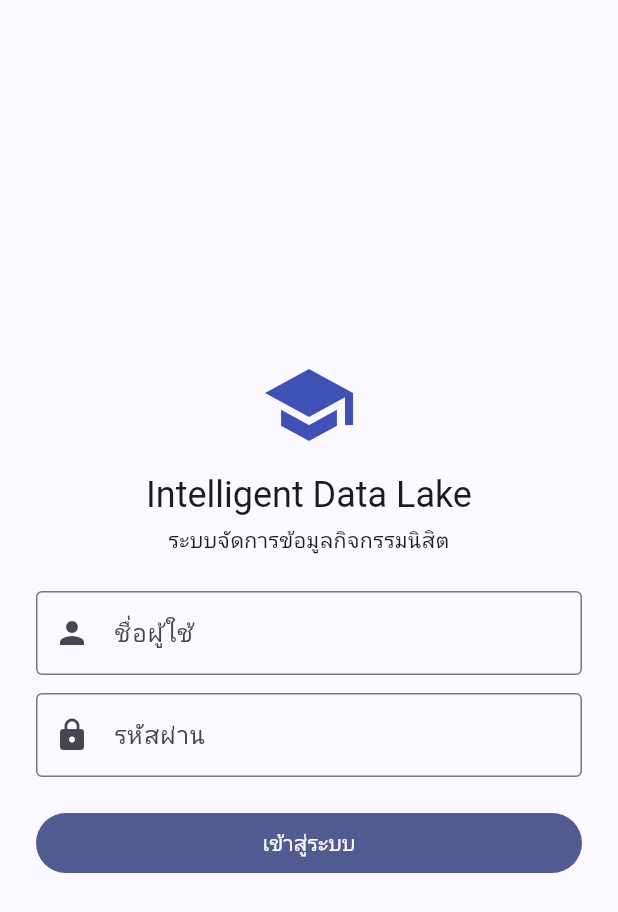
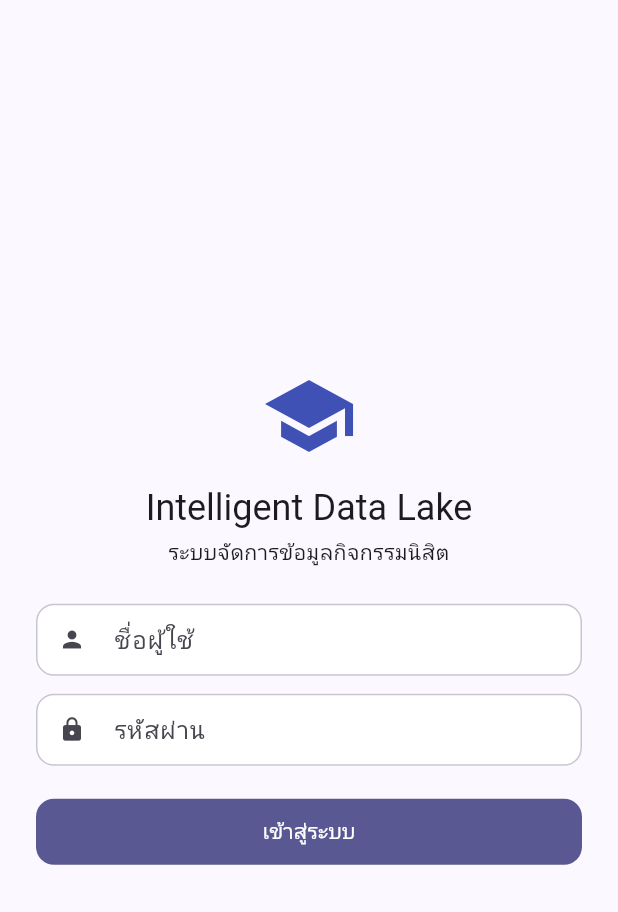
Before and after one commit to 662021052-debug/intelligent-data-lake-student-activity, a Flutter app: the screen it shows after launch, on a phone screen of 412 x 824 dp. Shown: the top 912 px of the screen. Run offline on Flutter 3.47's test engine with Material 3 defaults, Android fonts, the phone set to English and light mode, and no system bars; our stand-ins replace fl_chart, google_fonts; missing offline and left inert: dart:html.

Commit message:
ui: group 1 — app-wide M3 theme, Thai font, reusable StatusChip
Co-Authored-By: Claude Opus 5 <noreply@anthropic.com>

```diff
--- a/frontend/lib/main.dart
+++ b/frontend/lib/main.dart
@@ -3,6 +3,7 @@ import 'package:flutter/material.dart';
 import 'screens/home_screen.dart';
 import 'screens/login_screen.dart';
 import 'services/auth_service.dart';
+import 'theme/app_theme.dart';
 
 void main() {
   runApp(const MyApp());
@@ -16,7 +17,7 @@ class MyApp extends StatelessWidget {
     return MaterialApp(
       title: 'Intelligent Data Lake - Activity Tracking',
       debugShowCheckedModeBanner: false,
-      theme: ThemeData(colorScheme: ColorScheme.fromSeed(seedColor: Colors.indigo), useMaterial3: true),
+      theme: AppTheme.light,
       home: ListenableBuilder(
         listenable: authService,
         builder: (context, _) {
--- a/frontend/lib/screens/participations_screen.dart
+++ b/frontend/lib/screens/participations_screen.dart
@@ -10,6 +10,7 @@ import '../utils/evidence_status.dart';
 import '../utils/format.dart';
 import '../widgets/dialogs.dart';
 import '../widgets/evidence_actions.dart';
+import '../widgets/status_chip.dart';
 
 const _evidenceStatuses = ['pending', 'approved', 'rejected'];
 
@@ -230,10 +231,7 @@ class _ParticipationsScreenState extends State<ParticipationsScreen> {
                   DataCell(Text(_activityName(p))),
                   DataCell(Text(p.checkInTime == null ? '-' : p.checkInTime.toString())),
                   DataCell(Text(_hoursDisplay(p))),
-                  DataCell(Chip(
-                    label: Text(evidenceLabel(p.evidenceStatus)),
-                    backgroundColor: evidenceColor(p.evidenceStatus),
-                  )),
+                  DataCell(StatusChip.evidence(p.evidenceStatus, dense: true)),
                   DataCell(canWrite
                       ? _actionButtons(p)
                       : isStudent
--- /dev/null
+++ b/frontend/lib/theme/app_theme.dart
@@ -0,0 +1,147 @@
+import 'package:flutter/material.dart';
+import 'package:google_fonts/google_fonts.dart';
+
+/// จุดเดียวที่กำหนดหน้าตาของทั้งแอป — ทุกหน้าดึงค่าจาก `Theme.of(context)`
+/// ห้าม hardcode สี/มุมโค้ง/ระยะห่างในแต่ละหน้า (ยกเว้นค่าที่มาจากที่นี่)
+
+/// สีหลักของระบบ (indigo) ใช้เป็น seed ให้ M3 สร้าง ColorScheme ทั้งชุด
+const Color kSeedColor = Color(0xFF4F46E5);
+
+/// ระยะห่างมาตรฐาน 8 / 12 / 16 / 24 — ใช้แทนตัวเลขลอย ๆ ในหน้าต่าง ๆ
+abstract final class AppSpacing {
+  static const double xs = 4;
+  static const double sm = 8;
+  static const double md = 12;
+  static const double lg = 16;
+  static const double xl = 24;
+}
+
+/// มุมโค้งมาตรฐาน
+abstract final class AppRadius {
+  static const double card = 14;
+  static const double field = 12;
+  static const double chip = 8;
+}
+
+/// สีสื่อความหมายของ "สถานะ" ที่ใช้ร่วมกันทั้งระบบ
+///
+/// อนุมัติ = เขียว, รอตรวจ = เหลือง/ส้ม, ไม่อนุมัติ = แดง, รออนุมัติ(กิจกรรม) = เทา
+/// เก็บเป็นคู่ (พื้นหลังอ่อน / สีตัวอักษรเข้ม) เพื่อให้ contrast อ่านง่ายเสมอ
+class StatusPalette {
+  const StatusPalette(this.background, this.foreground);
+
+  final Color background;
+  final Color foreground;
+
+  static const StatusPalette approved = StatusPalette(Color(0xFFDCFCE7), Color(0xFF166534));
+  static const StatusPalette pending = StatusPalette(Color(0xFFFEF3C7), Color(0xFF92400E));
+  static const StatusPalette rejected = StatusPalette(Color(0xFFFEE2E2), Color(0xFF991B1B));
+  static const StatusPalette neutral = StatusPalette(Color(0xFFE7E5E4), Color(0xFF44403C));
+  static const StatusPalette info = StatusPalette(Color(0xFFE0E7FF), Color(0xFF3730A3));
+}
+
+abstract final class AppTheme {
+  static ThemeData get light {
+    final colorScheme = ColorScheme.fromSeed(seedColor: kSeedColor);
+    // ฟอนต์ไทยอ่านง่าย ใช้เป็น default ทั้งแอป (ตัวเลข/ภาษาไทยคมกว่าฟอนต์ระบบ)
+    final baseText = GoogleFonts.notoSansThaiTextTheme(
+      ThemeData(colorScheme: colorScheme).textTheme,
+    );
+
+    return ThemeData(
+      useMaterial3: true,
+      colorScheme: colorScheme,
+      scaffoldBackgroundColor: colorScheme.surface,
+      textTheme: baseText.copyWith(
+        titleLarge: baseText.titleLarge?.copyWith(fontWeight: FontWeight.w600),
+        titleMedium: baseText.titleMedium?.copyWith(fontWeight: FontWeight.w600),
+      ),
+      appBarTheme: AppBarTheme(
+        backgroundColor: colorScheme.surface,
+        foregroundColor: colorScheme.onSurface,
+        surfaceTintColor: colorScheme.surfaceTint,
+        elevation: 0,
+        scrolledUnderElevation: 2,
+        centerTitle: false,
+        titleTextStyle: baseText.titleLarge?.copyWith(
+          fontWeight: FontWeight.w600,
+          color: colorScheme.onSurface,
+        ),
+      ),
+      cardTheme: CardThemeData(
+        elevation: 1,
+        color: colorScheme.surface,
+        surfaceTintColor: colorScheme.surfaceTint,
+        margin: const EdgeInsets.symmetric(vertical: AppSpacing.sm),
+        shape: RoundedRectangleBorder(
+          borderRadius: BorderRadius.circular(AppRadius.card),
+          side: BorderSide(color: colorScheme.outlineVariant),
+        ),
+      ),
+      inputDecorationTheme: InputDecorationTheme(
+        filled: true,
+        fillColor: colorScheme.surfaceContainerLowest,
+        isDense: true,
+        contentPadding: const EdgeInsets.symmetric(
+          horizontal: AppSpacing.md,
+          vertical: AppSpacing.md,
+        ),
+        border: OutlineInputBorder(
+          borderRadius: BorderRadius.circular(AppRadius.field),
+          borderSide: BorderSide(color: colorScheme.outlineVariant),
+        ),
+        enabledBorder: OutlineInputBorder(
+          borderRadius: BorderRadius.circular(AppRadius.field),
+          borderSide: BorderSide(color: colorScheme.outlineVariant),
+        ),
+        focusedBorder: OutlineInputBorder(
+          borderRadius: BorderRadius.circular(AppRadius.field),
+          borderSide: BorderSide(color: colorScheme.primary, width: 1.6),
+        ),
+      ),
+      chipTheme: ChipThemeData(
+        // ชิปสถานะกำหนดสีเองผ่าน StatusChip; ค่านี้คุมรูปทรงให้เหมือนกันทั้งแอป
+        shape: RoundedRectangleBorder(borderRadius: BorderRadius.circular(AppRadius.chip)),
+        side: BorderSide.none,
+        labelStyle: baseText.labelLarge,
+        padding: const EdgeInsets.symmetric(horizontal: AppSpacing.sm, vertical: AppSpacing.xs),
+      ),
+      filledButtonTheme: FilledButtonThemeData(
+        style: FilledButton.styleFrom(
+          padding: const EdgeInsets.symmetric(
+            horizontal: AppSpacing.xl,
+            vertical: AppSpacing.md,
+          ),
+          shape: RoundedRectangleBorder(borderRadius: BorderRadius.circular(AppRadius.field)),
+        ),
+      ),
+      elevatedButtonTheme: ElevatedButtonThemeData(
+        style: ElevatedButton.styleFrom(
+          padding: const EdgeInsets.symmetric(
+            horizontal: AppSpacing.xl,
+            vertical: AppSpacing.md,
+          ),
+          shape: RoundedRectangleBorder(borderRadius: BorderRadius.circular(AppRadius.field)),
+        ),
+      ),
+      outlinedButtonTheme: OutlinedButtonThemeData(
+        style: OutlinedButton.styleFrom(
+          padding: const EdgeInsets.symmetric(
+            horizontal: AppSpacing.lg,
+            vertical: AppSpacing.md,
+          ),
+          shape: RoundedRectangleBorder(borderRadius: BorderRadius.circular(AppRadius.field)),
+        ),
+      ),
+      dialogTheme: DialogThemeData(
+        shape: RoundedRectangleBorder(borderRadius: BorderRadius.circular(AppRadius.card)),
+        insetPadding: const EdgeInsets.all(AppSpacing.xl),
+      ),
+      snackBarTheme: SnackBarThemeData(
+        behavior: SnackBarBehavior.floating,
+        shape: RoundedRectangleBorder(borderRadius: BorderRadius.circular(AppRadius.field)),
+      ),
+      dividerTheme: DividerThemeData(color: colorScheme.outlineVariant, space: 1),
+    );
+  }
+}
--- a/frontend/pubspec.yaml
+++ b/frontend/pubspec.yaml
@@ -37,6 +37,7 @@ dependencies:
   http: ^1.2.2
   http_parser: ^4.1.2
   fl_chart: ^1.2.0
+  google_fonts: ^8.2.0
 
 dev_dependencies:
   flutter_test:
```
Also changed, not shown: frontend/lib/screens/activities_screen.dart (+2 -5 lines), frontend/lib/screens/activity_participants_screen.dart (+3 -12 lines), frontend/lib/screens/ocr_review_screen.dart (+7 -7 lines), frontend/lib/screens/register_activities_screen.dart (+9 -6 lines), frontend/lib/utils/evidence_status.dart (+1 -13 lines), frontend/lib/utils/ocr_status.dart (+1 -14 lines), frontend/lib/widgets/status_chip.dart (added, +99 -0 lines), frontend/pubspec.lock.
